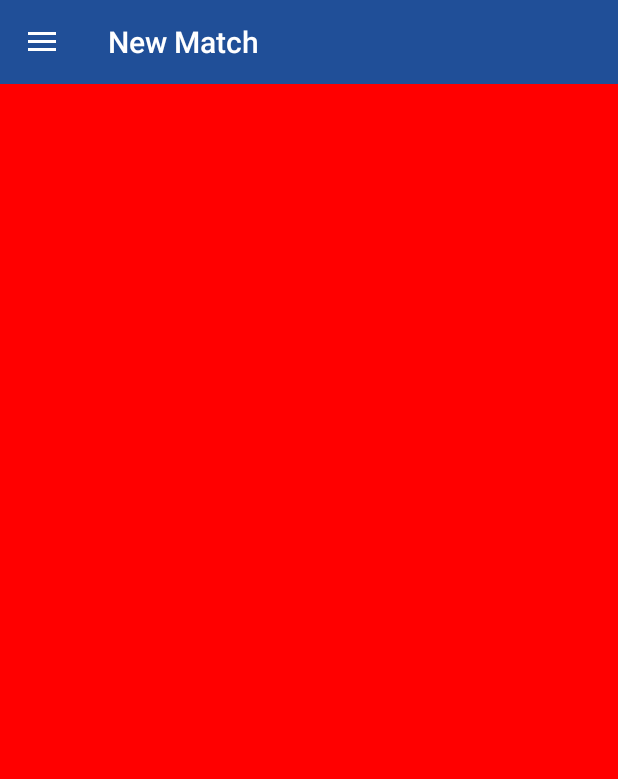
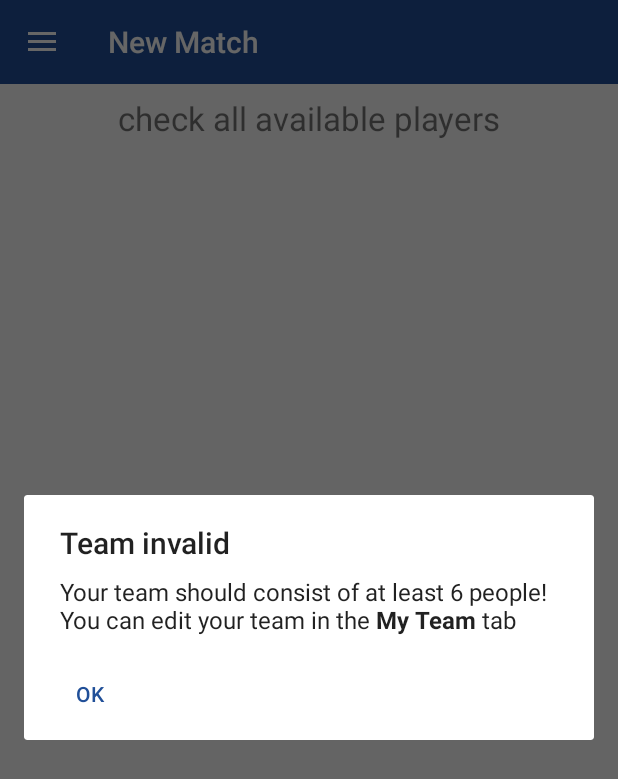
Before and after one commit to dennism1997/VolleyStat, an Android app: the screen it shows after launch (MainActivity), after a tap on "New Match", on a phone screen of 412 x 824 dp. Shown: the top 779 px of the screen. Run offline under Robolectric (Android 15) with nearby library versions, the phone set to English and light mode, and no system bars; 1 other tap on this screen came first.

Commit message:
created newGame screen, did a lot of misc work

```diff
--- a/app/src/main/AndroidManifest.xml
+++ b/app/src/main/AndroidManifest.xml
@@ -11,7 +11,6 @@
         <activity android:name=".MainActivity">
             <intent-filter>
                 <action android:name="android.intent.action.MAIN" />
-
                 <category android:name="android.intent.category.LAUNCHER" />
             </intent-filter>
         </activity>
--- /dev/null
+++ b/app/src/main/java/Adapters/AvailPlayButtonAdapter.java
@@ -0,0 +1,38 @@
+package Adapters;
+
+import android.content.Context;
+import android.view.LayoutInflater;
+import android.view.View;
+import android.view.ViewGroup;
+import android.widget.ArrayAdapter;
+import android.widget.CheckBox;
+import android.widget.TextView;
+
+import java.util.ArrayList;
+
+import Identities.Player;
+import moumou.com.volleystat.R;
+
+/**
+ * Created by dennis on 07-07-16.
+ */
+public class AvailPlayButtonAdapter extends ArrayAdapter<Player>{
+
+    public AvailPlayButtonAdapter(Context context, ArrayList<Player> playerArrayList){
+        super(context, 0, playerArrayList);
+    }
+
+    @Override
+    public View getView(int position, View view, ViewGroup parent) {
+
+        if (view == null) {
+            view = LayoutInflater.from(getContext()).inflate(R.layout.availableplayer_griditem, parent, false);
+        }
+
+        CheckBox available = (CheckBox) view.findViewById(R.id.playerAvailableCheckbox);
+        //available.setChecked(true);
+        TextView number = (TextView) view.findViewById(R.id.playerNumber);
+        number.setText(String.valueOf(getItem(position).getNumber()));
+        return view;
+    }
+}
--- a/app/src/main/java/Fragments/FragmentNew.java
+++ b/app/src/main/java/Fragments/FragmentNew.java
@@ -1,21 +1,94 @@
 package Fragments;
 
+import android.app.AlertDialog;
+import android.content.Context;
+import android.content.DialogInterface;
 import android.os.Bundle;
 import android.support.annotation.Nullable;
 import android.app.Fragment;
+import android.text.Html;
 import android.view.LayoutInflater;
 import android.view.View;
 import android.view.ViewGroup;
+import android.widget.GridView;
+import android.widget.Toast;
 
+import java.io.FileInputStream;
+import java.io.ObjectInputStream;
+import java.util.ArrayList;
+
+import Adapters.AvailPlayButtonAdapter;
+import Identities.Game;
+import Identities.Player;
+import Identities.Team;
 import moumou.com.volleystat.R;
 
 /**
  * Created by dennis on 05-07-16.
  */
 public class FragmentNew extends Fragment{
+
+    Team homeTeam;
+    GridView availablePlayersGrid;
+    AvailPlayButtonAdapter adapter;
+    //Team awayTeam;
+    private final String HOMETEAM_STORAGE = "homeTeam";
+
+    //Game game;
+
     @Nullable
     @Override
     public View onCreateView(LayoutInflater inflater, @Nullable ViewGroup container, @Nullable Bundle savedInstanceState) {
         return inflater.inflate(R.layout.fragment_new, container, false);
     }
+
+    @Override
+    public void onViewCreated(View view, Bundle savedInstanceState) {
+        super.onViewCreated(view, savedInstanceState);
+
+        homeTeam = readTeamFromStorage();
+        availablePlayersGrid = (GridView) view.findViewById(R.id.availablePlayersGridView);
+        adapter = new AvailPlayButtonAdapter(view.getContext(), homeTeam.getPlayers());
+        availablePlayersGrid.setAdapter(adapter);
+
+        if (homeTeam.getPlayers().size() < 6) {
+            showInvalidTeamDialog();
+        }
+    }
+
+    private Team readTeamFromStorage() {
+        Team result = new Team(new ArrayList<Player>(), "temp");
+        FileInputStream fis;
+
+        try {
+            fis = getActivity().openFileInput(HOMETEAM_STORAGE);
+            ObjectInputStream oi = new ObjectInputStream(fis);
+            result = (Team) oi.readObject();
+            oi.close();
+            fis.close();
+
+        } catch (Exception e) {
+            e.printStackTrace();
+            Context context = getView().getContext();
+            //TODO implement edit
+            CharSequence text = "Storage Reading Error";
+            int duration = Toast.LENGTH_SHORT;
+            Toast toast = Toast.makeText(context, text, duration);
+            toast.show();
+        }
+        return result;
+    }
+
+    private void showInvalidTeamDialog(){
+        AlertDialog.Builder builder = new AlertDialog.Builder(getActivity());
+        builder.setTitle(getString(R.string.dialogInvalidTeamTitle));
+        builder.setMessage(Html.fromHtml(getString(R.string.dialogInvalidTeamMessage)));
+        builder.setNeutralButton("ok", new DialogInterface.OnClickListener() {
+            @Override
+            public void onClick(DialogInterface dialogInterface, int i) {
+                dialogInterface.dismiss();
+            }
+        });
+        AlertDialog dialog = builder.show();
+    }
 }
--- a/app/src/main/java/Fragments/FragmentTeam.java
+++ b/app/src/main/java/Fragments/FragmentTeam.java
@@ -107,7 +107,7 @@ public class FragmentTeam extends Fragment implements FragmentAddPlayerDialog.Ad
 
     private void setListView(View view) {
         //playerArray = new ArrayList<Player>();
-        team = new Team(new ArrayList<Player>());
+        team = new Team(new ArrayList<Player>(), "temp");
         if(!firstTime) {
             team = readTeamFromStorage();
         }
--- a/app/src/main/java/Identities/Team.java
+++ b/app/src/main/java/Identities/Team.java
@@ -8,14 +8,20 @@ import java.util.ArrayList;
  */
 public class Team implements Serializable{
 
+    private String name;
     private ArrayList<Player> players;
 
-    public Team(ArrayList<Player> team) {
+    public Team(ArrayList<Player> team, String name) {
         this.players = team;
+        this.name = name;
     }
 
     public Player getPlayer(int i) {
         return players.get(i);
+    }
+
+    public String getName(){
+        return this.name;
     }
 
     public void substitute(int indexIn, int indexOut) {
@@ -68,4 +74,6 @@ public class Team implements Serializable{
     public boolean enoughPlayers(){
         return players.size() >= 6;
     }
+
+
 }
--- a/app/src/main/java/moumou/com/volleystat/MainActivity.java
+++ b/app/src/main/java/moumou/com/volleystat/MainActivity.java
@@ -24,11 +24,6 @@ public class MainActivity extends AppCompatActivity {
     private NavigationView nvDrawer;
     private ActionBarDrawerToggle drawerToggle;
 
-    ListView listView;
-    ArrayAdapter<String> listAdapter;
-    String fragmentArray[] = {"New Match", "My Team", "Statistics"};
-    DrawerLayout drawerLayout;
-
     @Override
     protected void onCreate(Bundle savedInstanceState) {
         super.onCreate(savedInstanceState);
@@ -50,16 +45,16 @@ public class MainActivity extends AppCompatActivity {
         // Setup drawer view
         setupDrawerContent(nvDrawer);
 
-        Class temp2 = FragmentTeam.class;
-        Fragment temp = null;
+        Class startFragmentClass = FragmentNew.class;
+        Fragment startFragment = null;
 
         try {
-            temp = (Fragment) temp2.newInstance();
+            startFragment = (Fragment) startFragmentClass.newInstance();
         } catch (Exception e) {
             e.printStackTrace();
         }
         FragmentManager fragmentManager = getFragmentManager();
-        fragmentManager.beginTransaction().replace(R.id.flContent, temp).commit();
+        fragmentManager.beginTransaction().replace(R.id.flContent, startFragment).commit();
 
 
     }
--- a/app/src/main/res/layout/activity_main.xml
+++ b/app/src/main/res/layout/activity_main.xml
@@ -31,5 +31,6 @@
         android:layout_height="match_parent"
         android:layout_gravity="start"
         android:background="@android:color/white"
+        app:theme="@style/NavigationDrawerStyle"
         app:menu="@menu/drawer_view" />
 </android.support.v4.widget.DrawerLayout>
--- a/app/src/main/res/layout/fragment_new.xml
+++ b/app/src/main/res/layout/fragment_new.xml
@@ -1,7 +1,18 @@
 <?xml version="1.0" encoding="utf-8"?>
 <LinearLayout xmlns:android="http://schemas.android.com/apk/res/android"
     android:orientation="vertical" android:layout_width="match_parent"
-    android:layout_height="match_parent"
-    android:background="#ff0000">
+    android:layout_height="match_parent">
 
+    <TextView
+        android:layout_width="match_parent"
+        android:layout_height="wrap_content"
+        android:text="@string/checkAvailablePlayers"
+        android:gravity="center"
+        android:padding="8dp"
+        android:textSize="22dp"/>
+    <GridView
+        android:layout_width="match_parent"
+        android:layout_height="wrap_content"
+        android:numColumns="3"
+        android:id="@+id/availablePlayersGridView" />
 </LinearLayout>
--- /dev/null
+++ b/app/src/main/res/values/drawerItemStyle.xml
@@ -0,0 +1,8 @@
+<?xml version="1.0" encoding="utf-8"?>
+<resources>
+    <style name="NavigationDrawerStyle">
+        <item name="android:textSize">20sp</item><!-- text size in menu-->
+        <item name="android:listPreferredItemHeightSmall">50dp</item><!-- item size in menu-->
+
+    </style>
+</resources>
--- a/app/src/main/res/values/strings.xml
+++ b/app/src/main/res/values/strings.xml
@@ -15,4 +15,7 @@
     <string name="dialogTeamIsEmptyMessage">It seems your team is empty! Press the plus button in
         the lower right corner to add players</string>
     <string name="dialogTeamIsEmptyTitle">No players yet</string>
+    <string name="checkAvailablePlayers">check all available players</string>
+    <string name="dialogInvalidTeamTitle">Team invalid</string>
+    <string name="dialogInvalidTeamMessage">Your team should consist of at least 6 people! \nYou can edit your team in the \n&lt;b>My Team&lt;/b> tab</string>
 </resources>
```
Also changed, not shown: app/src/main/java/Adapters/TeamViewAdapter.java (+7 -7 lines), app/src/main/res/layout/availableplayer_griditem.xml (added, +23 -0 lines).
